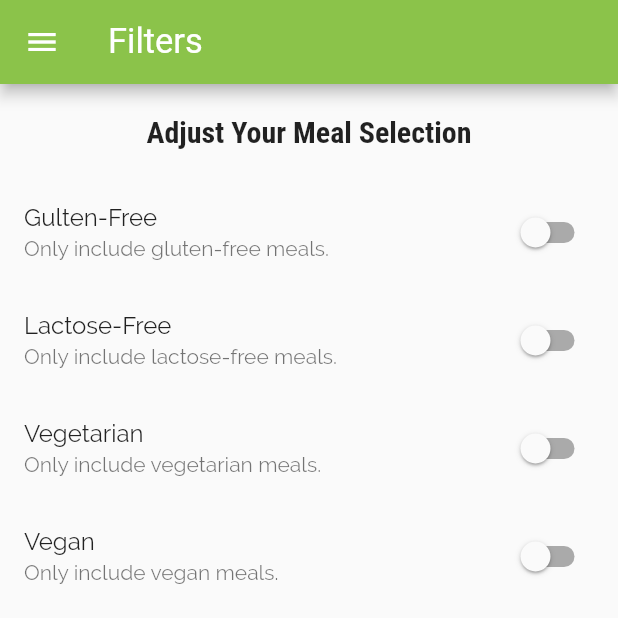
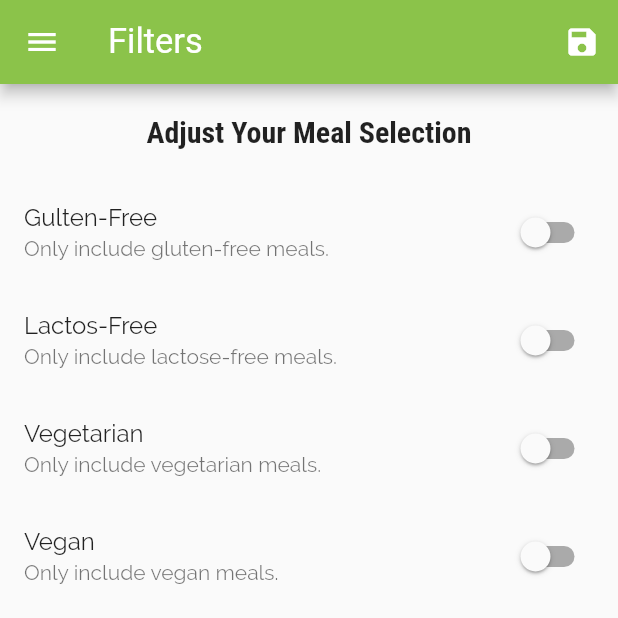
Before and after one commit to ArnabBiswas2303/FreshFoodApp, a Flutter app: the FiltersScreen screen opened by its route, on a phone screen of 412 x 824 dp, the top half of it. Run offline on Flutter 3.47's test engine with Material 2 defaults, Android fonts, the phone set to English and light mode, and no system bars; our stand-ins replace google_fonts; Roboto replaces fonts that are missing (Ubuntu).

Commit message:
Add Filter Logic

```diff
--- a/lib/main.dart
+++ b/lib/main.dart
@@ -5,10 +5,38 @@ import './screens/filters_screen.dart';
 import './screens/tabs_screen.dart';
 import './screens/meal_detail_screen.dart';
 import './screens/categories_meals_screen.dart';
+import './models/meal.dart';
+import './data/dummy_data.dart';
 
 void main() => runApp(MyApp());
 
-class MyApp extends StatelessWidget {
+class MyApp extends StatefulWidget {
+  @override
+  _MyAppState createState() => _MyAppState();
+}
+
+class _MyAppState extends State<MyApp> {
+  Map<String, bool> _filters = {
+    'gluten': false,
+    'lactose': false,
+    'vegetarian': false,
+    'vegan': false,
+  };
+  List<Meal> _availMeals = DUMMY_MEALS;
+
+  void _setFilters(Map<String, bool> newFilter) {
+    setState(() {
+      _filters = newFilter;
+      _availMeals = DUMMY_MEALS.where((meal) {
+        if (_filters['gluten'] && !meal.isGlutenFree) return false;
+        if (_filters['lactose'] && !meal.isLactoseFree) return false;
+        if (_filters['vegetarian'] && !meal.isVegetarian) return false;
+        if (_filters['vegan'] && !meal.isVegan) return false;
+        return true;
+      }).toList();
+    });
+  }
+
   @override
   Widget build(BuildContext context) {
     return MaterialApp(
@@ -46,9 +74,10 @@ class MyApp extends StatelessWidget {
       //Routes
       routes: {
         '/': (ctx) => TabsScreeen(),
-        CategoriesMealsScreen.routeName: (ctx) => CategoriesMealsScreen(),
+        CategoriesMealsScreen.routeName: (ctx) =>
+            CategoriesMealsScreen(_availMeals),
         MealDetailScreen.routeName: (ctx) => MealDetailScreen(),
-        FiltersScreen.routeName: (ctx) => FiltersScreen(),
+        FiltersScreen.routeName: (ctx) => FiltersScreen(_setFilters, _filters),
       },
     );
   }
--- a/lib/screens/filters_screen.dart
+++ b/lib/screens/filters_screen.dart
@@ -3,16 +3,28 @@ import '../widgets/custom_drawer.dart';
 
 class FiltersScreen extends StatefulWidget {
   static const routeName = '/filters';
+  final Function setFilters;
+  final Map<String, bool> filters;
+  FiltersScreen(this.setFilters, this.filters);
 
   @override
   _FiltersScreenState createState() => _FiltersScreenState();
 }
 
 class _FiltersScreenState extends State<FiltersScreen> {
-  var _isGlutenFree = false;
-  var _isVegetarian = false;
-  var _isVegan = false;
-  var _isLactosFree = false;
+  var _isGlutenFree;
+  var _isLactoseFree;
+  var _isVegetarian;
+  var _isVegan;
+
+  @override
+  void initState() {
+    super.initState();
+    _isGlutenFree = widget.filters['gluten'];
+    _isLactoseFree = widget.filters['lactose'];
+    _isVegetarian = widget.filters['vegetarian'];
+    _isVegan = widget.filters['vegan'];
+  }
 
   Widget _buildSwitchList(
     String title,
@@ -33,6 +45,20 @@ class _FiltersScreenState extends State<FiltersScreen> {
     return Scaffold(
       appBar: AppBar(
         title: Text('Filters'),
+        actions: <Widget>[
+          IconButton(
+            icon: Icon(Icons.save),
+            onPressed: () {
+              Map<String, bool> filterValue = {
+                'gluten': _isGlutenFree,
+                'lactose': _isLactoseFree,
+                'vegetarian': _isVegetarian,
+                'vegan': _isVegan,
+              };
+              widget.setFilters(filterValue);
+            },
+          ),
+        ],
       ),
       drawer: const CustomDrawer(),
       body: Column(
@@ -59,12 +85,12 @@ class _FiltersScreenState extends State<FiltersScreen> {
             ),
           ),
           _buildSwitchList(
-            'Lactose-Free',
+            'Lactos-Free',
             'Only include lactose-free meals.',
-            _isLactosFree,
+            _isLactoseFree,
             (newValue) => setState(
               () {
-                _isLactosFree = newValue;
+                _isLactoseFree = newValue;
               },
             ),
           ),
```
Also changed, not shown: lib/screens/categories_meals_screen.dart (+3 -4 lines).
